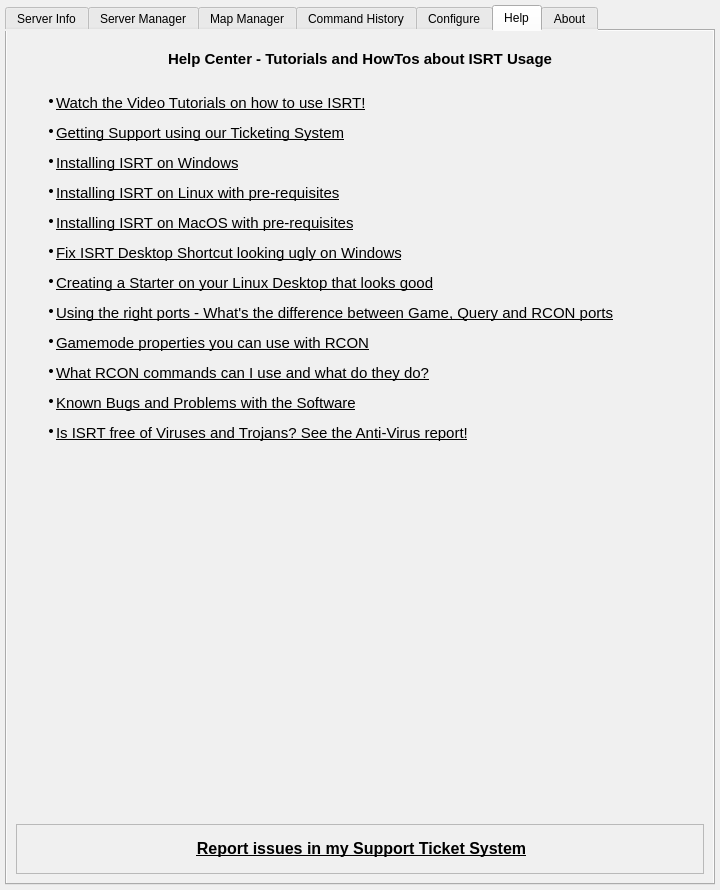
Old version of the form source_files/isrt_gui.ui in the repository olli-e/ISRT.
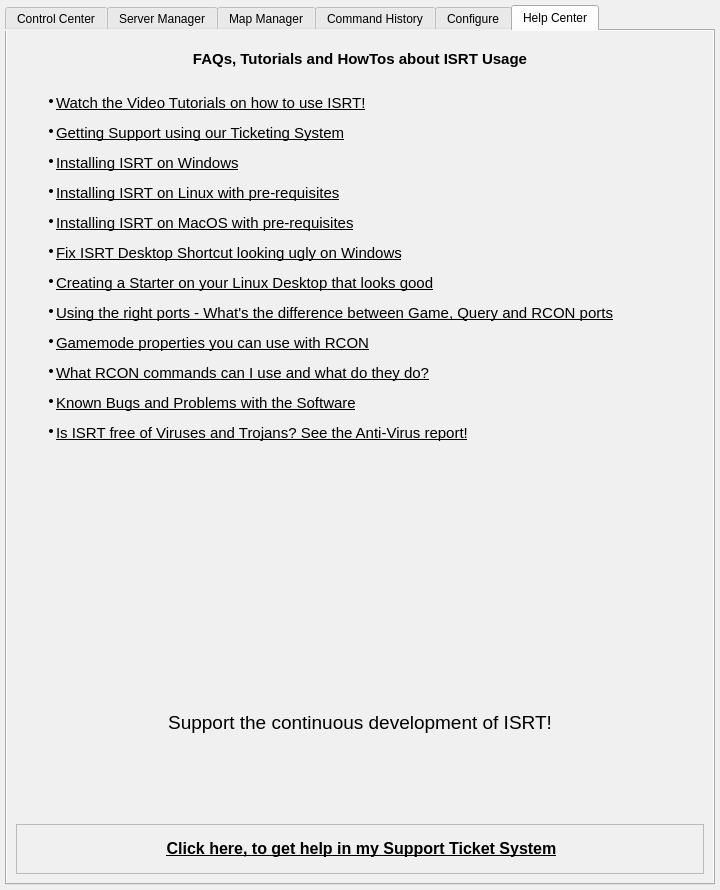
New version of the form. The open tabs and pages were chosen to show the change. Icons and pictures are not drawn.

Commit message: Upgrade Control Center v1.1

Patch:
```diff
--- a/source_files/isrt_gui.ui
+++ b/source_files/isrt_gui.ui
@@ -104,7 +104,7 @@
      </property>
      <widget class="QWidget" name="Tab_Main">
       <attribute name="title">
-       <string>Server Info</string>
+       <string>Control Center</string>
       </attribute>
       <layout class="QVBoxLayout" name="verticalLayout_23">
        <item>
@@ -6068,7 +6068,7 @@
      </widget>
      <widget class="QWidget" name="Tab_Help">
       <attribute name="title">
-       <string>Help</string>
+       <string>Help Center</string>
       </attribute>
       <layout class="QVBoxLayout" name="verticalLayout_12">
        <item>
@@ -6097,7 +6097,7 @@
             </font>
            </property>
            <property name="text">
-            <string>&lt;html&gt;&lt;head/&gt;&lt;body&gt;&lt;p align=&quot;center&quot;&gt;&lt;span style=&quot; font-size:11pt; font-weight:600;&quot;&gt;Help Center - Tutorials and HowTos about ISRT Usage&lt;/span&gt;&lt;/p&gt;&lt;/body&gt;&lt;/html&gt;</string>
+            <string>&lt;html&gt;&lt;head/&gt;&lt;body&gt;&lt;p align=&quot;center&quot;&gt;&lt;span style=&quot; font-size:11pt; font-weight:600;&quot;&gt;FAQs, Tutorials and HowTos about ISRT Usage&lt;/span&gt;&lt;/p&gt;&lt;/body&gt;&lt;/html&gt;</string>
            </property>
           </widget>
          </item>
@@ -6147,7 +6147,7 @@
            <property name="sizeHint" stdset="0">
             <size>
              <width>20</width>
-             <height>40</height>
+             <height>30</height>
             </size>
            </property>
           </spacer>
@@ -6157,7 +6157,13 @@
            <property name="minimumSize">
             <size>
              <width>0</width>
-             <height>200</height>
+             <height>140</height>
+            </size>
+           </property>
+           <property name="maximumSize">
+            <size>
+             <width>16777215</width>
+             <height>140</height>
             </size>
            </property>
            <property name="styleSheet">
@@ -6176,7 +6182,27 @@
            <property name="sizeHint" stdset="0">
             <size>
              <width>20</width>
-             <height>40</height>
+             <height>30</height>
+            </size>
+           </property>
+          </spacer>
+         </item>
+         <item>
+          <widget class="QLabel" name="label_3">
+           <property name="text">
+            <string>&lt;p align=&quot;center&quot;&gt;&lt;span style=&quot; font-size:14pt;&quot;&gt;Support the continuous development of ISRT!&lt;/span&gt;&lt;/p&gt;&lt;p align=&quot;center&quot;&gt;&lt;a href=&quot;https://www.paypal.com/donate?hosted_button_id=RLSPYUNWLYA9Y&quot;&gt;&lt;img src=&quot;:/img/img/paypal.png&quot;/&gt;&lt;/a&gt;&lt;/p&gt;</string>
+           </property>
+          </widget>
+         </item>
+         <item>
+          <spacer name="verticalSpacer_19">
+           <property name="orientation">
+            <enum>Qt::Vertical</enum>
+           </property>
+           <property name="sizeHint" stdset="0">
+            <size>
+             <width>20</width>
+             <height>30</height>
             </size>
            </property>
           </spacer>
@@ -6196,7 +6222,7 @@
             <enum>QFrame::StyledPanel</enum>
            </property>
            <property name="text">
-            <string>&lt;html&gt;&lt;head/&gt;&lt;body&gt;&lt;p align=&quot;center&quot;&gt;&lt;span style=&quot; font-size:12pt;&quot;&gt; &lt;/span&gt;&lt;a href=&quot;https://www.isrt.info/?page_id=661&quot;&gt;&lt;span style=&quot; font-size:12pt; font-weight:600; text-decoration: underline; color:#000000;&quot;&gt;Report issues in my Support Ticket System&lt;/span&gt;&lt;/a&gt;&lt;span style=&quot; font-size:12pt;&quot;&gt;&lt;/span&gt;&lt;/a&gt;&lt;/p&gt;&lt;/body&gt;&lt;/html&gt;</string>
+            <string>&lt;html&gt;&lt;head/&gt;&lt;body&gt;&lt;p align=&quot;center&quot;&gt;&lt;span style=&quot; font-size:12pt;&quot;&gt; &lt;/span&gt;&lt;a href=&quot;https://www.isrt.info/?page_id=661&quot;&gt;&lt;span style=&quot; font-size:12pt; font-weight:600; text-decoration: underline; color:#000000;&quot;&gt;Click here, to get help in my Support Ticket System&lt;/span&gt;&lt;/a&gt;&lt;span style=&quot; font-size:12pt;&quot;&gt;&lt;/span&gt;&lt;/a&gt;&lt;/p&gt;&lt;/body&gt;&lt;/html&gt;</string>
            </property>
            <property name="openExternalLinks">
             <bool>true</bool>
@@ -6210,35 +6236,6 @@
        </item>
       </layout>
      </widget>
-     <widget class="QWidget" name="Tab_About">
-      <attribute name="title">
-       <string>About</string>
-      </attribute>
-      <layout class="QVBoxLayout" name="verticalLayout_11">
-       <item>
-        <widget class="QLabel" name="aboutbody">
-         <property name="enabled">
-          <bool>true</bool>
-         </property>
-         <property name="styleSheet">
-          <string notr="true">background-image: url(:/img/img/sbck.jpg);
-background-color: #f0f0f0;
-background-position: center;
-background-repeat: no-repeat;</string>
-         </property>
-         <property name="text">
-          <string>&lt;html&gt;&lt;head/&gt;&lt;body&gt;&lt;p align=&quot;center&quot;&gt;&lt;span style=&quot; font-size:22pt; font-weight:600;&quot;&gt;ISRT {version}&lt;/span&gt;&lt;/p&gt;&lt;p align=&quot;center&quot;&gt;&lt;br/&gt;&lt;/p&gt;&lt;p align=&quot;center&quot;&gt;&lt;span style=&quot; font-size:16pt;&quot;&gt;Insurgency Sandstorm RCON/Query Tool&lt;/span&gt;&lt;/p&gt;&lt;p align=&quot;center&quot;&gt;&lt;span style=&quot; font-size:16pt;&quot;&gt;by Madman &lt;/span&gt;&lt;a href=&quot;mailto:support@isrt.info&quot;&gt;&lt;span style=&quot; font-size:18pt; text-decoration: underline; color:#0000ff;&quot;&gt;support@isrt.info&lt;/span&gt;&lt;/a&gt;&lt;/p&gt;&lt;p align=&quot;center&quot;&gt;&lt;br/&gt;&lt;/p&gt;&lt;p align=&quot;center&quot;&gt;&lt;br/&gt;&lt;/p&gt;&lt;p align=&quot;center&quot;&gt;&lt;span style=&quot; font-size:16pt;&quot;&gt;Get Support: &lt;/span&gt;&lt;a href=&quot;http://www.isrt.info&quot;&gt;&lt;span style=&quot; font-size:16pt; text-decoration: underline; color:#0000ff;&quot;&gt;http://www.isrt.info&lt;/span&gt;&lt;/a&gt;&lt;/p&gt;&lt;p align=&quot;center&quot;&gt;&lt;br/&gt;&lt;/p&gt;&lt;p align=&quot;center&quot;&gt;&lt;span style=&quot; font-size:14pt;&quot;&gt;Donate for the development of ISRT!&lt;/span&gt;&lt;/p&gt;&lt;p align=&quot;center&quot;&gt;&lt;br/&gt;&lt;/p&gt;&lt;p align=&quot;center&quot;&gt;&lt;a href=&quot;https://www.paypal.com/donate?hosted_button_id=RLSPYUNWLYA9Y&quot;&gt;&lt;img src=&quot;:/img/img/paypal.png&quot;/&gt;&lt;/a&gt;&lt;/p&gt;&lt;p align=&quot;center&quot;&gt;&lt;br/&gt;&lt;/p&gt;&lt;p align=&quot;center&quot;&gt;&lt;span style=&quot; font-size:16pt;&quot;&gt;Report issues &lt;/span&gt;&lt;a href=&quot;https://www.isrt.info/?page_id=661&quot;&gt;&lt;span style=&quot; font-size:16pt; text-decoration: underline; color:#0000ff;&quot;&gt;here&lt;/span&gt;&lt;/a&gt;&lt;br/&gt;&lt;/p&gt;&lt;p align=&quot;center&quot;&gt;&lt;a href=&quot;https://github.com/olli-e/ISRT-Insurgency-Sandstorm-RCON-Query-Tool/blob/main/LICENSE&quot;&gt;&lt;span style=&quot; font-size:14pt; text-decoration: underline; color:#0000ff;&quot;&gt;GNU/Public License Software&lt;/span&gt;&lt;/a&gt;&lt;/p&gt;&lt;/body&gt;&lt;/html&gt;</string>
-         </property>
-         <property name="openExternalLinks">
-          <bool>true</bool>
-         </property>
-         <property name="textInteractionFlags">
-          <set>Qt::LinksAccessibleByKeyboard|Qt::LinksAccessibleByMouse|Qt::TextBrowserInteraction|Qt::TextSelectableByKeyboard|Qt::TextSelectableByMouse</set>
-         </property>
-        </widget>
-       </item>
-      </layout>
-     </widget>
     </widget>
    </item>
   </layout>
```
Left out of the diff: 16 changed lines with no effect on the pictures. The commit also changes 3 other files.
